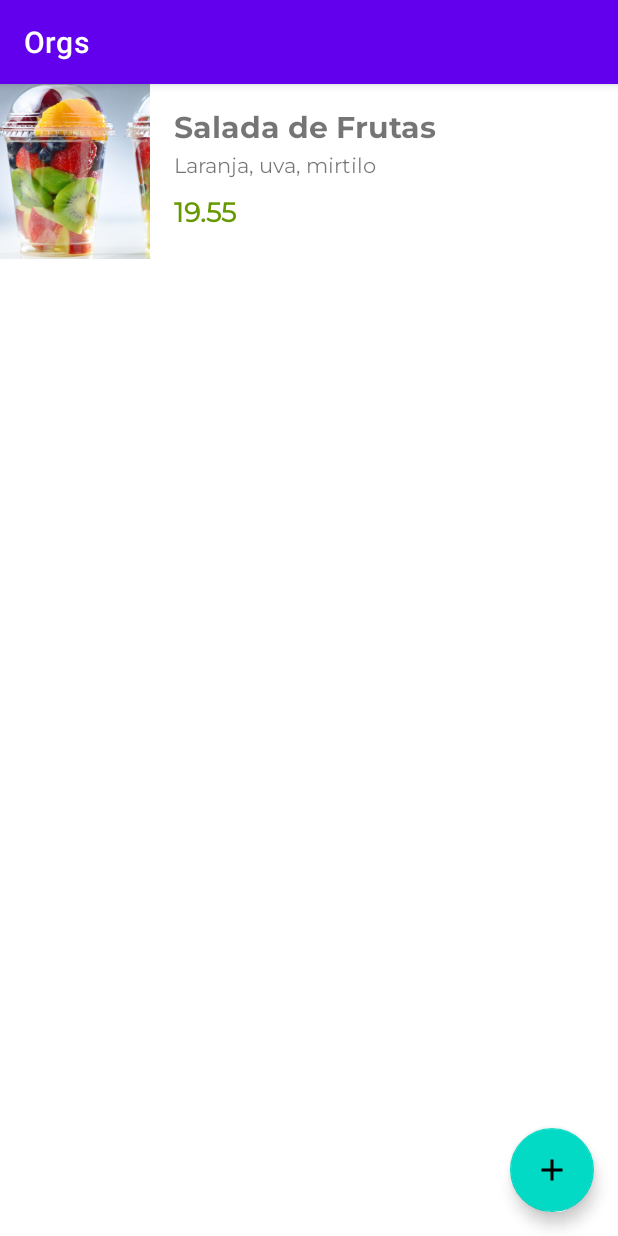
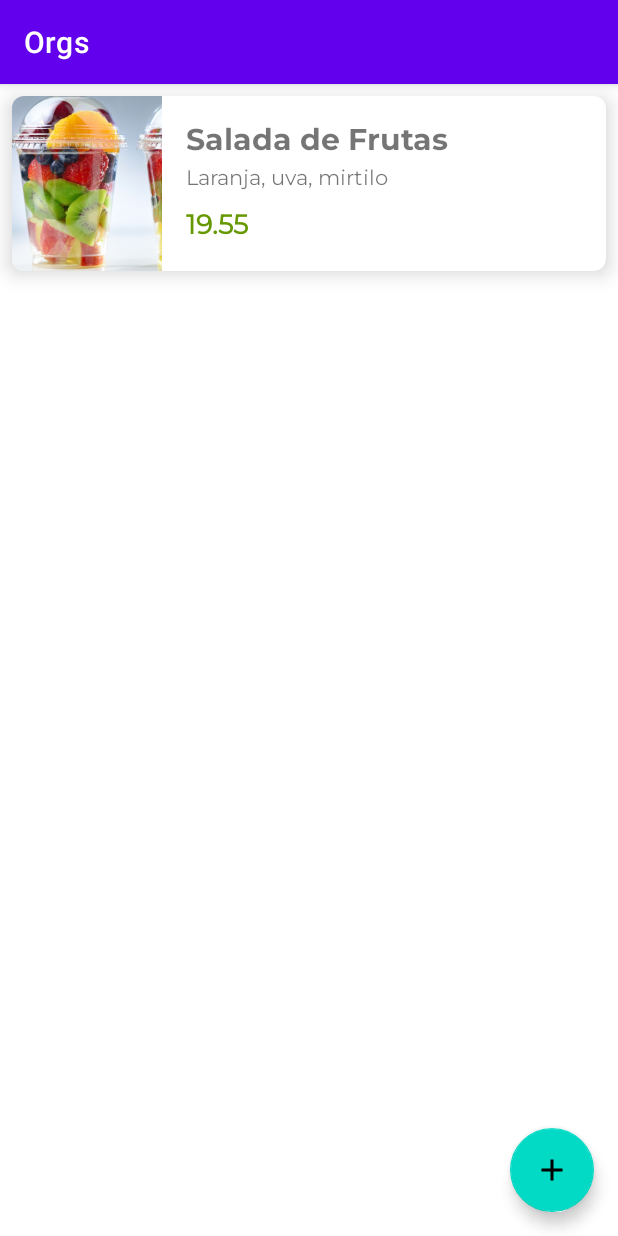
Before and after one commit to AlinyKelly/Orgs, an Android app: the screen it shows after launch (ListaProdutosActivity), on a phone screen of 412 x 824 dp. Run offline under Robolectric (Android 15) with nearby library versions, the light colour scheme and no system bars.

Commit message:
aplicando o MaterialCardView

```diff
--- a/app/src/main/res/layout/produto_item.xml
+++ b/app/src/main/res/layout/produto_item.xml
@@ -1,7 +1,14 @@
 <?xml version="1.0" encoding="utf-8"?>
-<androidx.constraintlayout.widget.ConstraintLayout xmlns:android="http://schemas.android.com/apk/res/android"
+<com.google.android.material.card.MaterialCardView xmlns:android="http://schemas.android.com/apk/res/android"
     xmlns:app="http://schemas.android.com/apk/res-auto"
     xmlns:tools="http://schemas.android.com/tools"
+    android:layout_width="match_parent"
+    android:layout_height="wrap_content"
+    android:layout_margin="8dp"
+    app:cardCornerRadius="8dp"
+    app:cardElevation="8dp">
+
+    <androidx.constraintlayout.widget.ConstraintLayout
         android:layout_width="match_parent"
         android:layout_height="wrap_content">
 
@@ -61,3 +68,4 @@
             tools:srcCompat="@tools:sample/backgrounds/scenic" />
 
     </androidx.constraintlayout.widget.ConstraintLayout>
+</com.google.android.material.card.MaterialCardView>
```
Also changed, not shown: app/src/main/res/drawable/plano_de_fundo_produto.xml (added, +9 -0 lines). Lines whose indentation alone changed are shown as unchanged.
